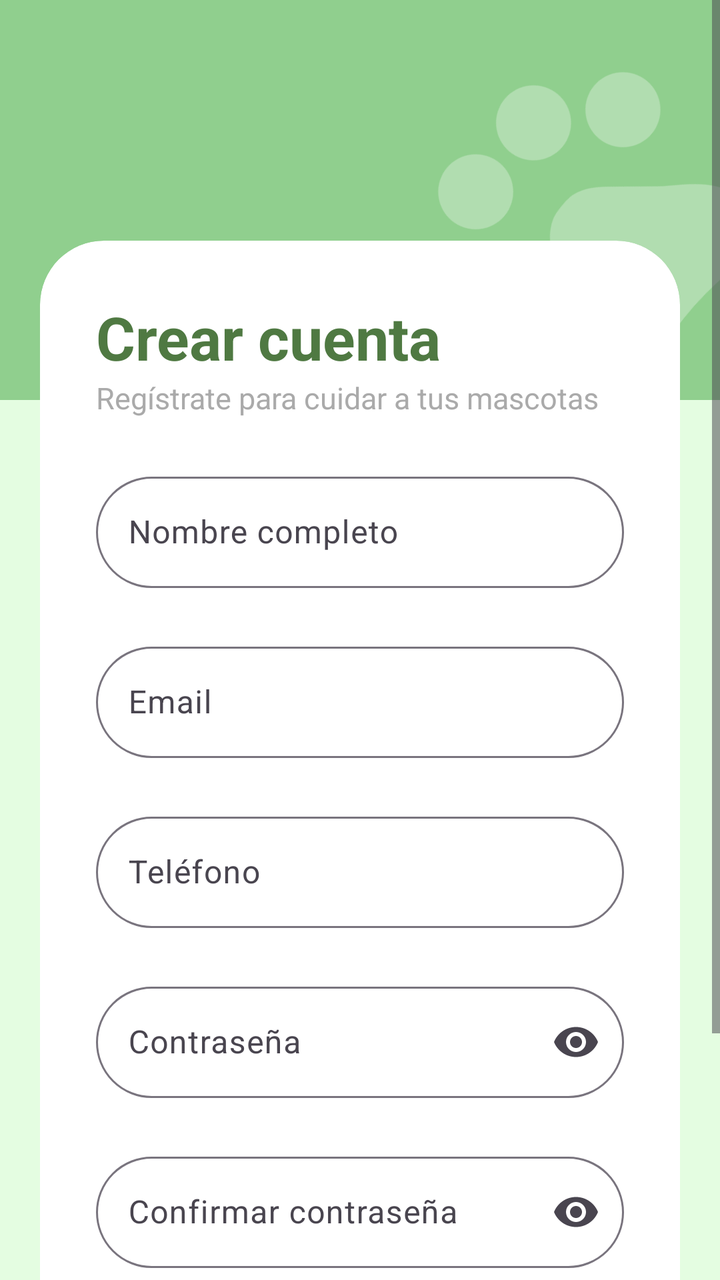
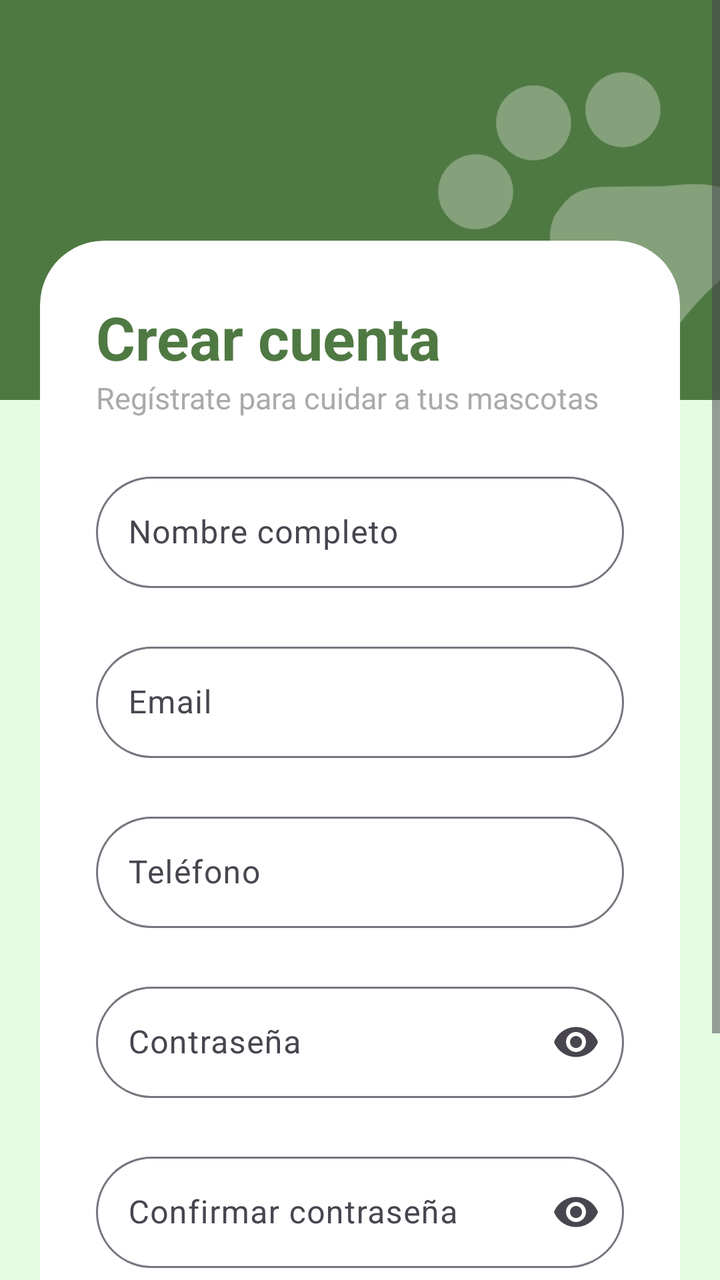

Two renders of the same Android screen: before a commit and after it. Below are the layout's source before the change and the commit's diff.
<!-- AndroidManifest.xml: application theme Theme.ProyectoSis145 -->
<!-- res/layout/activity_registro.xml -->
<?xml version="1.0" encoding="utf-8"?>
<ScrollView xmlns:android="http://schemas.android.com/apk/res/android"
    xmlns:app="http://schemas.android.com/apk/res-auto"
    xmlns:tools="http://schemas.android.com/tools"
    android:id="@+id/main"
    android:layout_width="match_parent"
    android:layout_height="match_parent"
    android:background="?android:attr/colorBackground"
    android:fillViewport="true"
    tools:context=".ui.auth.RegistroActivity">

    <LinearLayout
        android:layout_width="match_parent"
        android:layout_height="wrap_content"
        android:orientation="vertical">
        <FrameLayout
            android:layout_width="match_parent"
            android:layout_height="wrap_content"
            android:background="@color/verde_pistacho">
            <ImageView
                android:layout_width="180dp"
                android:layout_height="180dp"
                android:layout_gravity="top|end"
                android:layout_marginTop="20dp"
                android:layout_marginEnd="-20dp"
                android:alpha="0.3"
                android:importantForAccessibility="no"
                android:rotation="-50"
                app:srcCompat="@drawable/ic_huella"
                app:tint="@color/white"
                />
        </FrameLayout>

        <com.google.android.material.card.MaterialCardView
            android:layout_width="match_parent"
            android:layout_height="wrap_content"
            android:layout_marginStart="20dp"
            android:layout_marginTop="-80dp"
            android:layout_marginEnd="20dp"
            android:layout_marginBottom="24dp"
            app:cardCornerRadius="32dp"
            app:cardElevation="0dp"
            app:strokeWidth="0dp">

            <LinearLayout
                android:layout_width="match_parent"
                android:layout_height="wrap_content"
                android:orientation="vertical"
                android:padding="28dp">

                <TextView
                    android:layout_width="wrap_content"
                    android:layout_height="wrap_content"
                    android:text="@string/registro_titulo"
                    android:textColor="?attr/colorPrimary"
                    android:textSize="30sp"
                    android:textStyle="bold" />
                <TextView
                    android:layout_width="wrap_content"
                    android:layout_height="wrap_content"
                    android:text="@string/registro_subtitulo"
                    android:textColor="@android:color/darker_gray"
                    android:textSize="15sp"/>

                <com.google.android.material.textfield.TextInputLayout
                    android:id="@+id/tilNombre"
                    style="@style/Widget.Material3.TextInputLayout.OutlinedBox"
                    android:layout_width="match_parent"
                    android:layout_height="wrap_content"
                    android:layout_marginTop="24dp"
                    android:hint="@string/campo_nombre"
                    app:boxCornerRadiusBottomEnd="28dp"
                    app:boxCornerRadiusBottomStart="28dp"
                    app:boxCornerRadiusTopEnd="28dp"
                    app:boxCornerRadiusTopStart="28dp">

                    <com.google.android.material.textfield.TextInputEditText
                        android:id="@+id/etNombre"
                        android:layout_width="match_parent"
                        android:layout_height="wrap_content"
                        android:inputType="textPersonName|textCapWords" />
                </com.google.android.material.textfield.TextInputLayout>

                <com.google.android.material.textfield.TextInputLayout
                    android:id="@+id/tilEmail"
                    style="@style/Widget.Material3.TextInputLayout.OutlinedBox"
                    android:layout_width="match_parent"
                    android:layout_height="wrap_content"
                    android:layout_marginTop="24dp"
                    android:hint="@string/campo_email"
                    app:boxCornerRadiusBottomEnd="28dp"
                    app:boxCornerRadiusBottomStart="28dp"
                    app:boxCornerRadiusTopEnd="28dp"
                    app:boxCornerRadiusTopStart="28dp">

                    <com.google.android.material.textfield.TextInputEditText
                        android:id="@+id/etEmail"
                        android:layout_width="match_parent"
                        android:layout_height="wrap_content"
                        android:inputType="textEmailAddress" />
                </com.google.android.material.textfield.TextInputLayout>

                <com.google.android.material.textfield.TextInputLayout
                    android:id="@+id/tilTelefono"
                    style="@style/Widget.Material3.TextInputLayout.OutlinedBox"
                    android:layout_width="match_parent"
                    android:layout_height="wrap_content"
                    android:layout_marginTop="24dp"
                    android:hint="@string/campo_telefono"
                    app:boxCornerRadiusBottomEnd="28dp"
                    app:boxCornerRadiusBottomStart="28dp"
                    app:boxCornerRadiusTopEnd="28dp"
                    app:boxCornerRadiusTopStart="28dp">

                    <com.google.android.material.textfield.TextInputEditText
                        android:id="@+id/etTelefono"
                        android:layout_width="match_parent"
                        android:layout_height="wrap_content"
                        android:inputType="phone" />
                </com.google.android.material.textfield.TextInputLayout>

                <com.google.android.material.textfield.TextInputLayout
                    android:id="@+id/tilContrasena"
                    style="@style/Widget.Material3.TextInputLayout.OutlinedBox"
                    android:layout_width="match_parent"
                    android:layout_height="wrap_content"
                    android:layout_marginTop="24dp"
                    android:hint="@string/campo_password"
                    app:boxCornerRadiusBottomEnd="28dp"
                    app:boxCornerRadiusBottomStart="28dp"
                    app:boxCornerRadiusTopEnd="28dp"
                    app:endIconMode="password_toggle"
                    app:boxCornerRadiusTopStart="28dp">

                    <com.google.android.material.textfield.TextInputEditText
                        android:id="@+id/etContrasena"
                        android:layout_width="match_parent"
                        android:layout_height="wrap_content"
                        android:inputType="textPassword" />
                </com.google.android.material.textfield.TextInputLayout>

                <com.google.android.material.textfield.TextInputLayout
                    android:id="@+id/tilConfirmarContrasena"
                    style="@style/Widget.Material3.TextInputLayout.OutlinedBox"
                    android:layout_width="match_parent"
                    android:layout_height="wrap_content"
                    android:layout_marginTop="24dp"
                    android:hint="@string/campo_confirmar_password"
                    app:endIconMode="password_toggle"
                    app:boxCornerRadiusBottomEnd="28dp"
                    app:boxCornerRadiusBottomStart="28dp"
                    app:boxCornerRadiusTopEnd="28dp"
                    app:boxCornerRadiusTopStart="28dp">

                    <com.google.android.material.textfield.TextInputEditText
                        android:id="@+id/etConfirmarContrasena"
                        android:layout_width="match_parent"
                        android:layout_height="wrap_content"
                        android:inputType="textPassword" />
                </com.google.android.material.textfield.TextInputLayout>

                <com.google.android.material.button.MaterialButton
                    android:id="@+id/btnCrearCuenta"
                    android:layout_width="match_parent"
                    android:layout_height="56dp"
                    android:layout_marginTop="16dp"
                    android:text="@string/registro_boton_crear"
                    android:textSize="16sp"
                    app:cornerRadius="28dp"
                    android:layout_gravity="center_horizontal"
                    />

                <LinearLayout
                    android:layout_width="wrap_content"
                    android:layout_height="wrap_content"
                    android:orientation="horizontal"
                    android:layout_marginTop="16dp"
                    >

                    <TextView
                        android:layout_width="wrap_content"
                        android:layout_height="wrap_content"
                        android:text="@string/registro_con_cuenta"
                        android:textColor="@color/black"
                        />
                    <TextView
                        android:id="@+id/tvIrLogin"
                        android:layout_width="wrap_content"
                        android:layout_height="wrap_content"
                        android:text="@string/registro_ir_login"
                        android:textColor="?attr/colorPrimary"
                        android:layout_marginLeft ="20dp"
                        />

                </LinearLayout>






    </LinearLayout>



        </com.google.android.material.card.MaterialCardView>



    </LinearLayout>

</ScrollView>
<!-- resources referenced by this layout -->
<resources>
  <color name="black">#FF000000</color>
  <color name="verde_pistacho">#90CF8E</color>
  <color name="white">#FFFFFFFF</color>
  <!-- drawable ic_huella (drawable) -->
  <vector xmlns:android="http://schemas.android.com/apk/res/android"
      android:width="24dp"
      android:height="24dp"
      android:viewportWidth="24"
      android:viewportHeight="24">
      <path
          android:fillColor="@android:color/white"
          android:pathData="M4.5,9.5m-2.5,0a2.5,2.5 0,1 1,5 0a2.5,2.5 0,1 1,-5 0" />
      <path
          android:fillColor="@android:color/white"
          android:pathData="M9,5.5m-2.5,0a2.5,2.5 0,1 1,5 0a2.5,2.5 0,1 1,-5 0" />
      <path
          android:fillColor="@android:color/white"
          android:pathData="M15,5.5m-2.5,0a2.5,2.5 0,1 1,5 0a2.5,2.5 0,1 1,-5 0" />
      <path
          android:fillColor="@android:color/white"
          android:pathData="M19.5,9.5m-2.5,0a2.5,2.5 0,1 1,5 0a2.5,2.5 0,1 1,-5 0" />
      <path
          android:fillColor="@android:color/white"
          android:pathData="M17.34,14.86c-0.87,-1.02 -1.6,-1.89 -2.48,-2.91 -0.46,-0.54 -1.05,-1.08 -1.75,-1.32 -0.11,-0.04 -0.22,-0.07 -0.33,-0.09 -0.25,-0.04 -0.52,-0.04 -0.78,-0.04s-0.53,0 -0.79,0.05c-0.11,0.02 -0.22,0.05 -0.33,0.09 -0.7,0.24 -1.28,0.78 -1.75,1.32 -0.87,1.02 -1.6,1.89 -2.48,2.91 -1.31,1.31 -2.92,2.76 -2.62,4.79 0.29,1.02 1.02,2.03 2.33,2.32 0.73,0.15 3.06,-0.44 5.54,-0.44h0.18c2.48,0 4.81,0.58 5.54,0.44 1.31,-0.29 2.04,-1.31 2.33,-2.32 0.31,-2.04 -1.3,-3.49 -2.61,-4.8z" />
  </vector>
  <string name="campo_confirmar_password">Confirmar contraseña</string>
  <string name="campo_email">Email</string>
  <string name="campo_nombre">Nombre completo</string>
  <string name="campo_password">Contraseña</string>
  <string name="campo_telefono">Teléfono</string>
  <string name="registro_boton_crear">Crear cuenta</string>
  <string name="registro_con_cuenta">¿Ya tienes cuenta?</string>
  <string name="registro_ir_login">Inicia sesión</string>
  <string name="registro_subtitulo">Regístrate para cuidar a tus mascotas</string>
  <string name="registro_titulo">Crear cuenta</string>
  <style name="Theme.ProyectoSis145" parent="Base.Theme.ProyectoSis145" />
  <style name="Base.Theme.ProyectoSis145" parent="Theme.Material3.DayNight.NoActionBar">
          <item name="colorPrimary">@color/verde_olivo</item>
          <item name="colorOnPrimary">@color/white</item>
          <item name="colorPrimaryContainer">@color/verde_te</item>
          <item name="colorOnPrimaryContainer">@color/verde_olivo</item>
          <item name="colorSecondary">@color/verde_pistacho</item>
          <item name="colorOnSecondary">@color/black</item>
          <item name="colorSecondaryContainer">@color/verde_celadon</item>
          <item name="colorOnSecondaryContainer">@color/black</item>
          <item name="android:colorBackground">@color/verde_nyanza</item>
          <item name="colorSurface">@color/white</item>
      </style>
  <color name="verde_olivo">#4F7942</color>
  <color name="verde_te">#C6EDC3</color>
  <color name="verde_celadon">#A7DCA5</color>
  <color name="verde_nyanza">#E4FDE1</color>
</resources>

<!-- the commit's change to res/layout/activity_registro.xml (unified diff, before → after) -->
@@ -16,7 +16,7 @@
         <FrameLayout
             android:layout_width="match_parent"
             android:layout_height="wrap_content"
-            android:background="@color/verde_pistacho">
+            android:background="@color/verde_olivo">
             <ImageView
                 android:layout_width="180dp"
                 android:layout_height="180dp"
